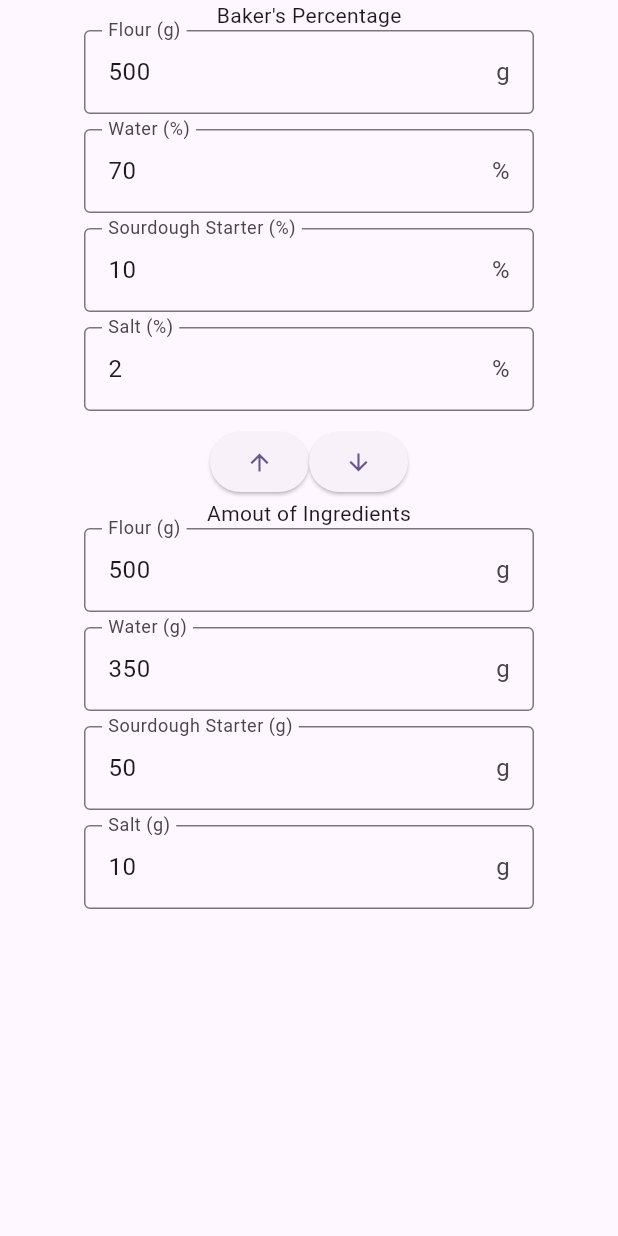
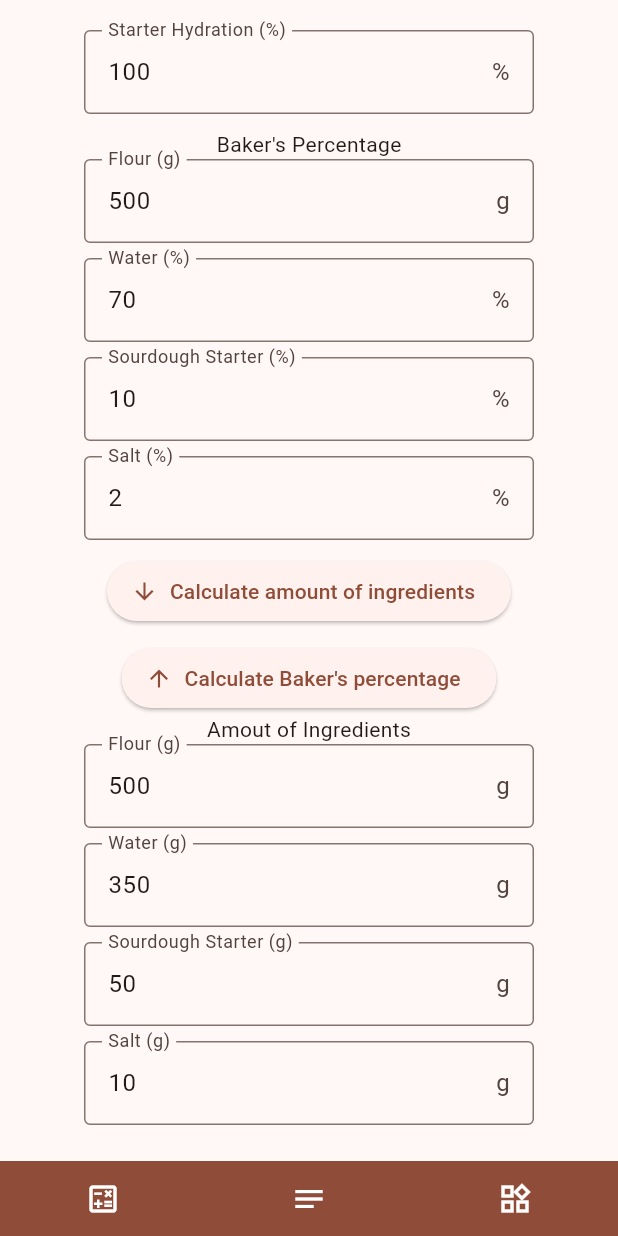
Before and after one commit to sakiko-kawai/doughdo, a Flutter app: the screen it shows after launch, after a tap on "Calculate Baker's Percentage", on a phone screen of 412 x 824 dp. Run offline on Flutter 3.47's test engine with Material 3 defaults, Android fonts, the phone set to English and light mode, and no system bars.

```diff
--- a/lib/main.dart
+++ b/lib/main.dart
@@ -13,31 +13,16 @@ class MyBreadApp extends StatelessWidget {
   @override
   Widget build(BuildContext context) {
     return MaterialApp(
-      title: 'Flutter Demo',
+      title: 'My Bread App',
       theme: ThemeData(
-        // This is the theme of your application.
-        //
-        // TRY THIS: Try running your application with "flutter run". You'll see
-        // the application has a blue toolbar. Then, without quitting the app,
-        // try changing the seedColor in the colorScheme below to Colors.green
-        // and then invoke "hot reload" (save your changes or press the "hot
-        // reload" button in a Flutter-supported IDE, or press "r" if you used
-        // the command line to start the app).
-        //
-        // Notice that the counter didn't reset back to zero; the application
-        // state is not lost during the reload. To reset the state, use hot
-        // restart instead.
-        //
-        // This works for code too, not just values: Most code changes can be
-        // tested with just a hot reload.
-        colorScheme: ColorScheme.fromSeed(seedColor: Colors.deepPurple),
+        colorScheme: ColorScheme.fromSeed(seedColor: Colors.deepOrange),
         useMaterial3: true,
         inputDecorationTheme: const InputDecorationTheme(
           border: OutlineInputBorder(),
           constraints: BoxConstraints(maxWidth: 300),
         ),
       ),
-      home: const MyHomePage(),
+      home: const HomeScreen(),
     );
   }
 }
--- a/lib/models/bakers_percentage_state.dart
+++ b/lib/models/bakers_percentage_state.dart
@@ -1,6 +1,14 @@
 import 'package:flutter/widgets.dart';
 
 class BakersPercentageState extends ChangeNotifier {
+  String _starterHydration = "100";
+  set starterHydration(String starterHydration) {
+    _starterHydration = starterHydration;
+    notifyListeners();
+  }
+
+  String get starterHydration => _starterHydration;
+
   String _waterPercentage = "70";
   set waterPercentage(String waterPercentage) {
     _waterPercentage = waterPercentage;
--- a/lib/screens/bakers_percentage_screen.dart
+++ b/lib/screens/bakers_percentage_screen.dart
@@ -1,9 +1,12 @@
 import 'package:bread_app/models/bakers_percentage_state.dart';
-import 'package:bread_app/widgets/bp_amount_form.dart';
-import 'package:bread_app/widgets/bp_convert_buttons.dart';
-import 'package:bread_app/widgets/bp_percentage_form.dart';
 import 'package:flutter/material.dart';
 import 'package:provider/provider.dart';
+
+import '../widgets/bakers_percentage/bp_amount_form.dart';
+import '../widgets/bakers_percentage/bp_convert_buttons.dart';
+import '../widgets/bakers_percentage/bp_percentage_form.dart';
+import '../widgets/bakers_percentage/bp_settings_form.dart';
+import '../widgets/custom/custom_scaffold.dart';
 
 class BakersPercentageScreen extends StatelessWidget {
   const BakersPercentageScreen({super.key});
@@ -12,9 +15,10 @@ class BakersPercentageScreen extends StatelessWidget {
   Widget build(BuildContext context) {
     return ChangeNotifierProvider(
       create: (context) => BakersPercentageState(),
-      child: const Scaffold(
-        body: Column(
+      child: const CustomScaffold(
+        child: Column(
           children: [
+            BpSettingsForm(),
             BpPercentageForm(),
             BpConvertButtons(),
             BpAmountForm(),
--- a/lib/screens/home_screen.dart
+++ b/lib/screens/home_screen.dart
@@ -3,8 +3,8 @@ import 'package:bread_app/screens/record_bake_screen.dart';
 import 'package:bread_app/screens/save_tips_screen.dart';
 import 'package:flutter/material.dart';
 
-class MyHomePage extends StatelessWidget {
-  const MyHomePage({super.key});
+class HomeScreen extends StatelessWidget {
+  const HomeScreen({super.key});
 
   @override
   Widget build(BuildContext context) {
--- a/lib/screens/record_bake_screen.dart
+++ b/lib/screens/record_bake_screen.dart
@@ -1,3 +1,4 @@
+import 'package:bread_app/widgets/custom/custom_scaffold.dart';
 import 'package:flutter/material.dart';
 
 class RecordBakeScreen extends StatelessWidget {
@@ -5,6 +6,6 @@ class RecordBakeScreen extends StatelessWidget {
 
   @override
   Widget build(BuildContext context) {
-    return const Scaffold(body: Text("record your bake here"));
+    return const CustomScaffold(child: Text("record your bake here"));
   }
 }
--- a/lib/screens/save_tips_screen.dart
+++ b/lib/screens/save_tips_screen.dart
@@ -1,10 +1,12 @@
 import 'package:flutter/material.dart';
+
+import '../widgets/custom/custom_scaffold.dart';
 
 class SaveTipsScreen extends StatelessWidget {
   const SaveTipsScreen({super.key});
 
   @override
   Widget build(BuildContext context) {
-    return const Scaffold(body: Text("save tips screen"));
+    return const CustomScaffold(child: Text("save tips screen"));
   }
 }
--- a/lib/widgets/bp_amount_form.dart
+++ b/lib/widgets/bakers_percentage/bp_amount_form.dart
@@ -1,9 +1,9 @@
-import 'package:bread_app/widgets/custom_text_field.dart';
 import 'package:flutter/material.dart';
 import 'package:provider/provider.dart';
 
-import '../models/bakers_percentage_state.dart';
-import '../utils/text_field_helper.dart';
+import '../../models/bakers_percentage_state.dart';
+import '../../utils/text_field_helper.dart';
+import '../custom/custom_text_field.dart';
 
 class BpAmountForm extends StatefulWidget {
   const BpAmountForm({super.key});
--- /dev/null
+++ b/lib/widgets/bakers_percentage/bp_convert_buttons.dart
@@ -0,0 +1,52 @@
+import 'package:bread_app/utils/calc_helper.dart';
+import 'package:bread_app/widgets/custom/custom_sized_box.dart';
+import 'package:flutter/material.dart';
+import 'package:provider/provider.dart';
+
+import '../../models/bakers_percentage_state.dart';
+
+class BpConvertButtons extends StatelessWidget {
+  const BpConvertButtons({super.key});
+
+  @override
+  Widget build(BuildContext context) {
+    var bpState = context.watch<BakersPercentageState>();
+
+    return Column(
+      mainAxisAlignment: MainAxisAlignment.center,
+      children: [
+        ElevatedButton.icon(
+          onPressed: () {
+            bpState.starterAmount = CalcHelper.calcAmount(
+                bpState.flourAmount, bpState.starterPercentage);
+            bpState.waterAmount = CalcHelper.calcWaterAmount(
+                bpState.flourAmount,
+                bpState.waterPercentage,
+                bpState.starterAmount,
+                bpState.starterHydration);
+            bpState.saltAmount = CalcHelper.calcAmount(
+                bpState.flourAmount, bpState.saltPercentage);
+          },
+          icon: const Icon(Icons.arrow_downward),
+          label: const Text("Calculate amount of ingredients"),
+        ),
+        const CustomSizedBox(),
+        ElevatedButton.icon(
+          onPressed: () {
+            bpState.waterPercentage = CalcHelper.calcWaterPercentage(
+                bpState.flourAmount,
+                bpState.waterAmount,
+                bpState.starterAmount,
+                bpState.starterHydration);
+            bpState.starterPercentage = CalcHelper.calcPercentage(
+                bpState.flourAmount, bpState.starterAmount);
+            bpState.saltPercentage = CalcHelper.calcPercentage(
+                bpState.flourAmount, bpState.saltAmount);
+          },
+          icon: const Icon(Icons.arrow_upward),
+          label: const Text("Calculate Baker's percentage"),
+        ),
+      ],
+    );
+  }
+}
--- a/lib/widgets/bp_percentage_form.dart
+++ b/lib/widgets/bakers_percentage/bp_percentage_form.dart
@@ -1,9 +1,9 @@
-import 'package:bread_app/widgets/custom_text_field.dart';
 import 'package:flutter/material.dart';
 import 'package:provider/provider.dart';
 
-import '../models/bakers_percentage_state.dart';
-import '../utils/text_field_helper.dart';
+import '../../models/bakers_percentage_state.dart';
+import '../../utils/text_field_helper.dart';
+import '../custom/custom_text_field.dart';
 
 class BpPercentageForm extends StatefulWidget {
   const BpPercentageForm({super.key});
--- /dev/null
+++ b/lib/widgets/bakers_percentage/bp_settings_form.dart
@@ -0,0 +1,36 @@
+import 'package:flutter/material.dart';
+import 'package:provider/provider.dart';
+
+import '../../models/bakers_percentage_state.dart';
+import '../../utils/text_field_helper.dart';
+import '../custom/custom_text_field.dart';
+
+class BpSettingsForm extends StatefulWidget {
+  const BpSettingsForm({super.key});
+
+  @override
+  State<BpSettingsForm> createState() => _BpSettingsFormState();
+}
+
+class _BpSettingsFormState extends State<BpSettingsForm> {
+  final TextEditingController _hydratonController = TextEditingController();
+
+  @override
+  Widget build(BuildContext context) {
+    var bpState = context.watch<BakersPercentageState>();
+
+    TextController.setController(_hydratonController, bpState.starterHydration);
+
+    return Column(children: [
+      CustomTextField(
+        controller: _hydratonController,
+        label: "Starter Hydration",
+        unit: "%",
+        onChanged: (value) {
+          bpState.starterHydration = value;
+          _hydratonController.text = bpState.starterHydration;
+        },
+      ),
+    ]);
+  }
+}
--- a/lib/widgets/bp_convert_buttons.dart
+++ /dev/null
@@ -1,42 +0,0 @@
-import 'package:bread_app/utils/calc_helper.dart';
-import 'package:flutter/material.dart';
-import 'package:provider/provider.dart';
-
-import '../models/bakers_percentage_state.dart';
-
-class BpConvertButtons extends StatelessWidget {
-  const BpConvertButtons({super.key});
-
-  @override
-  Widget build(BuildContext context) {
-    var bpState = context.watch<BakersPercentageState>();
-
-    return Row(
-      mainAxisAlignment: MainAxisAlignment.center,
-      children: [
-        ElevatedButton(
-          onPressed: () {
-            bpState.waterPercentage = CalcHelper.calcPercentage(
-                bpState.flourAmount, bpState.waterAmount);
-            bpState.starterPercentage = CalcHelper.calcPercentage(
-                bpState.flourAmount, bpState.starterAmount);
-            bpState.saltPercentage = CalcHelper.calcPercentage(
-                bpState.flourAmount, bpState.saltAmount);
-          },
-          child: const Icon(Icons.arrow_upward),
-        ),
-        ElevatedButton(
-          onPressed: () {
-            bpState.waterAmount = CalcHelper.calcAmount(
-                bpState.flourAmount, bpState.waterPercentage);
-            bpState.saltAmount = CalcHelper.calcAmount(
-                bpState.flourAmount, bpState.saltPercentage);
-            bpState.starterAmount = CalcHelper.calcAmount(
-                bpState.flourAmount, bpState.starterPercentage);
-          },
-          child: const Icon(Icons.arrow_downward),
-        )
-      ],
-    );
-  }
-}
--- /dev/null
+++ b/lib/widgets/custom/custom_scaffold.dart
@@ -0,0 +1,86 @@
+import 'package:flutter/material.dart';
+
+import '../../screens/bakers_percentage_screen.dart';
+import '../../screens/record_bake_screen.dart';
+import '../../screens/save_tips_screen.dart';
+
+class CustomScaffold extends StatelessWidget {
+  final Widget child;
+
+  const CustomScaffold({Key? key, required this.child}) : super(key: key);
+
+  @override
+  Widget build(BuildContext context) {
+    return Scaffold(
+      bottomNavigationBar: Container(
+        height: 50,
+        decoration: BoxDecoration(
+          color: Theme.of(context).primaryColor,
+        ),
+        child: Row(
+          mainAxisAlignment: MainAxisAlignment.spaceAround,
+          children: [
+            IconButton(
+              enableFeedback: false,
+              onPressed: () {
+                Navigator.push(
+                  context,
+                  MaterialPageRoute(
+                    builder: (context) => const BakersPercentageScreen(),
+                  ),
+                );
+              },
+              icon: const Icon(
+                Icons.calculate_outlined,
+                color: Colors.white,
+              ),
+            ),
+            IconButton(
+              enableFeedback: false,
+              onPressed: () {
+                Navigator.push(
+                  context,
+                  MaterialPageRoute(
+                    builder: (context) => const RecordBakeScreen(),
+                  ),
+                );
+              },
+              icon: const Icon(
+                Icons.notes_outlined,
+                color: Colors.white,
+              ),
+            ),
+            IconButton(
+              enableFeedback: false,
+              onPressed: () {
+                Navigator.push(
+                  context,
+                  MaterialPageRoute(
+                    builder: (context) => const SaveTipsScreen(),
+                  ),
+                );
+              },
+              icon: const Icon(
+                Icons.widgets_outlined,
+                color: Colors.white,
+              ),
+            ),
+          ],
+        ),
+      ),
+      body: GestureDetector(
+        onTap: () {
+          FocusScope.of(context).requestFocus(FocusNode());
+        },
+        child: ListView(
+          children: [
+            SafeArea(
+              minimum: const EdgeInsets.all(20),
+              child: child,
+            ),
+          ],
+        ),
+      ),
+    );
+  }
+}
--- /dev/null
+++ b/lib/widgets/custom/custom_sized_box.dart
@@ -0,0 +1,12 @@
+import 'package:flutter/material.dart';
+
+class CustomSizedBox extends StatelessWidget {
+  const CustomSizedBox({super.key});
+
+  @override
+  Widget build(BuildContext context) {
+    return const SizedBox(
+      height: 10,
+    );
+  }
+}
--- a/lib/widgets/custom_text_field.dart
+++ b/lib/widgets/custom/custom_text_field.dart
@@ -1,5 +1,7 @@
 import 'package:flutter/material.dart';
 import 'package:flutter/services.dart';
+
+import 'custom_sized_box.dart';
 
 // ignore: must_be_immutable
 class CustomTextField extends StatelessWidget {
@@ -33,10 +35,9 @@ class CustomTextField extends StatelessWidget {
           ],
           maxLengthEnforcement: MaxLengthEnforcement.enforced,
           maxLength: 6,
+          keyboardType: TextInputType.number,
         ),
-        const SizedBox(
-          height: 10,
-        )
+        const CustomSizedBox(),
       ],
     );
   }
```
Also changed, not shown: lib/utils/calc_helper.dart (+30 -0 lines), lib/widgets/custom_scaffold.dart (deleted, +0 -10 lines), 1 other file.
